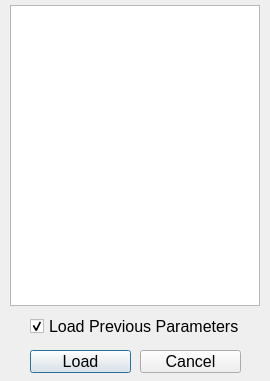
Old version of the form Interfaces/Base_Recipe_Dialog.ui in the repository afylab/Tip-Deposition.
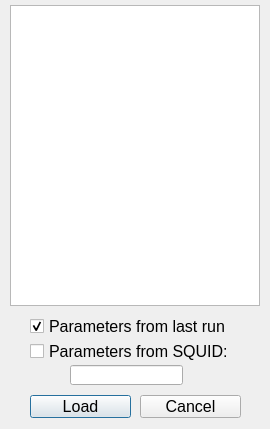
New version of the form.

Commit message: Added logging of parameters and loading of parameters in the logger and sequencer. Need to implement it in the startup of the Recipe

Patch:
```diff
--- a/Interfaces/Base_Recipe_Dialog.ui
+++ b/Interfaces/Base_Recipe_Dialog.ui
@@ -7,7 +7,7 @@
     <x>0</x>
     <y>0</y>
     <width>270</width>
-    <height>381</height>
+    <height>429</height>
    </rect>
   </property>
   <property name="windowTitle">
@@ -38,7 +38,7 @@
     </font>
    </property>
    <property name="text">
-    <string>Load Previous Parameters</string>
+    <string>Parameters from last run</string>
    </property>
    <property name="checked">
     <bool>true</bool>
@@ -48,7 +48,7 @@
    <property name="geometry">
     <rect>
      <x>30</x>
-     <y>350</y>
+     <y>395</y>
      <width>101</width>
      <height>23</height>
     </rect>
@@ -66,7 +66,7 @@
    <property name="geometry">
     <rect>
      <x>140</x>
-     <y>350</y>
+     <y>395</y>
      <width>101</width>
      <height>23</height>
     </rect>
@@ -80,6 +80,37 @@
     <string>Cancel</string>
    </property>
   </widget>
+  <widget class="QCheckBox" name="loadSpecificCheckBox">
+   <property name="geometry">
+    <rect>
+     <x>30</x>
+     <y>335</y>
+     <width>210</width>
+     <height>32</height>
+    </rect>
+   </property>
+   <property name="font">
+    <font>
+     <pointsize>12</pointsize>
+    </font>
+   </property>
+   <property name="text">
+    <string>Parameters from SQUID:</string>
+   </property>
+   <property name="checked">
+    <bool>false</bool>
+   </property>
+  </widget>
+  <widget class="QLineEdit" name="loadSpecificLineEdit">
+   <property name="geometry">
+    <rect>
+     <x>70</x>
+     <y>365</y>
+     <width>113</width>
+     <height>20</height>
+    </rect>
+   </property>
+  </widget>
  </widget>
  <resources/>
  <connections/>
```
Left out of the diff: 2 changed lines with no effect on the pictures. The commit also changes 8 other files.
